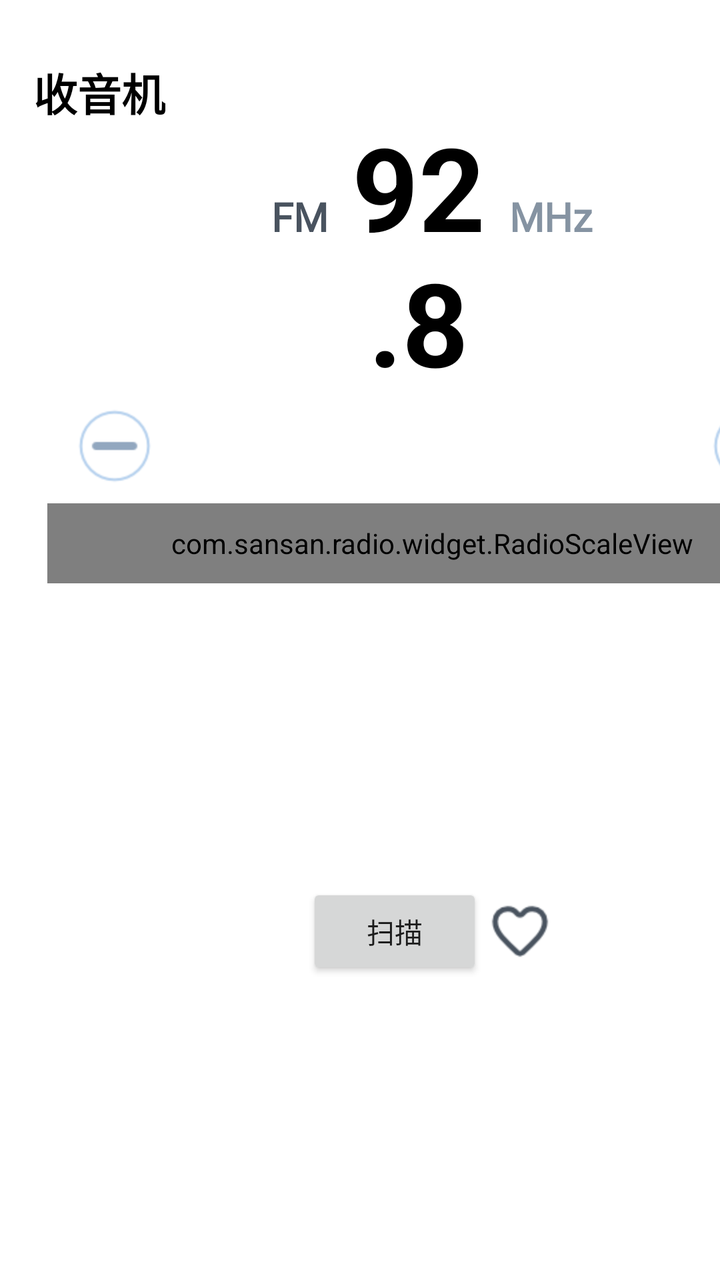
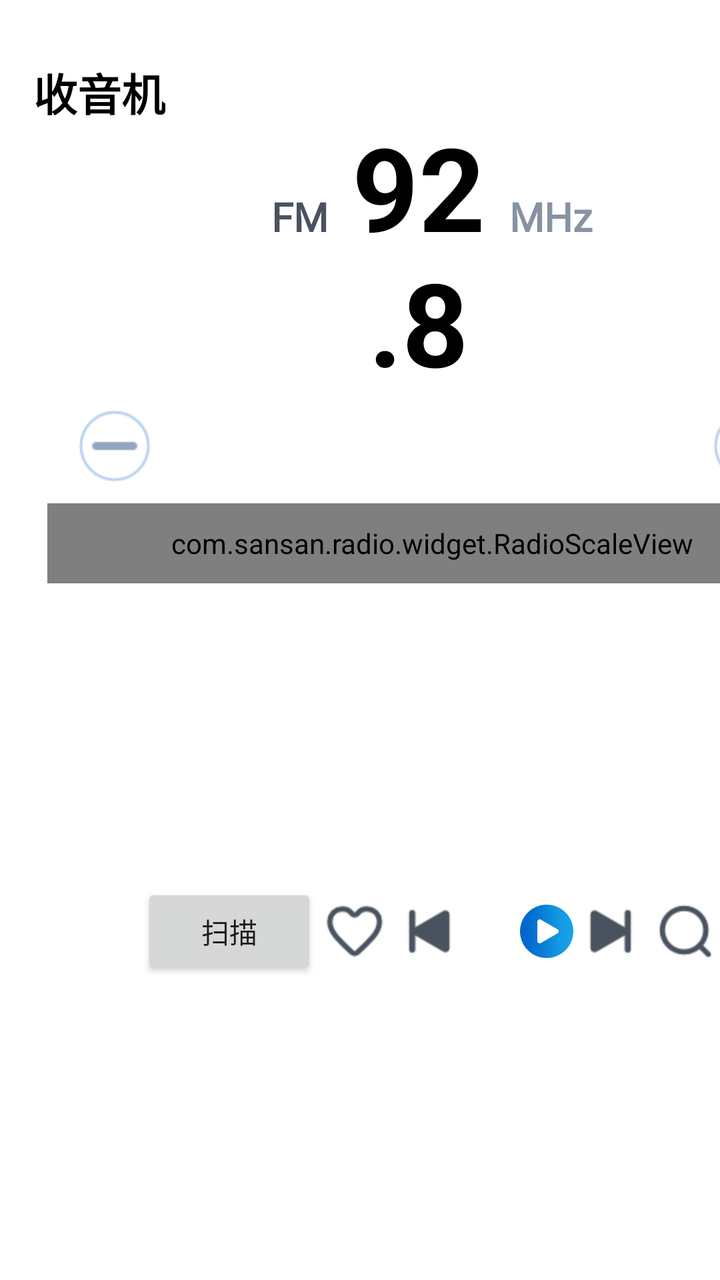

Before-and-after screenshots of an Android layout around one commit, followed by the original layout XML and the change that was made.
<!-- AndroidManifest.xml: application theme AppTheme -->
<!-- res/layout/activity_main.xml -->
<LinearLayout xmlns:android="http://schemas.android.com/apk/res/android"
    android:layout_width="match_parent"
    android:layout_height="match_parent"
    xmlns:app="http://schemas.android.com/apk/res-auto"
    android:orientation="horizontal">

    <LinearLayout
        android:layout_width="1296px"
        android:layout_height="match_parent"
        android:orientation="vertical" >

        <TextView
            android:layout_width="wrap_content"
            android:layout_height="wrap_content"
            android:layout_marginTop="90px"
            android:layout_marginStart="50px"
            android:textColor="@color/black"
            android:textSize="22sp"
            android:textStyle="bold"
            android:fontFamily="@font/alibabapuhuiti_3_65_medium"
            android:text="收音机" />

        <LinearLayout
            android:layout_width="wrap_content"
            android:layout_height="wrap_content"
            android:orientation="horizontal"
            android:layout_gravity="center_horizontal"
            android:gravity="bottom" >

            <TextView
                android:layout_width="wrap_content"
                android:layout_height="wrap_content"
                android:textColor="@color/color_49535F"
                android:textSize="20sp"
                android:textStyle="bold"
                android:includeFontPadding="false"
                android:lineSpacingExtra="0dp"
                android:fontFamily="@font/alibabapuhuiti_3_65_medium"
                android:text="FM" />

            <TextView
                android:id="@+id/tv_frequency"
                android:layout_width="240px"
                android:layout_height="wrap_content"
                android:layout_marginStart="16px"
                android:layout_marginEnd="16px"
                android:gravity="center"
                android:textColor="@color/black"
                android:textSize="58sp"
                android:textStyle="bold"
                android:includeFontPadding="false"
                android:lineSpacingExtra="0dp"
                android:text="92.8" />

            <TextView
                android:layout_width="wrap_content"
                android:layout_height="wrap_content"
                android:textColor="@color/color_8593A2"
                android:textSize="20sp"
                android:textStyle="bold"
                android:includeFontPadding="false"
                android:lineSpacingExtra="0dp"
                android:fontFamily="@font/alibabapuhuiti_3_65_medium"
                android:text="MHz" />

        </LinearLayout>
        
        <androidx.constraintlayout.widget.ConstraintLayout
            android:layout_width="1104px"
            android:layout_height="wrap_content"
            android:layout_gravity="center_horizontal" >

            <ImageView
                android:layout_width="wrap_content"
                android:layout_height="wrap_content"
                app:layout_constraintStart_toStartOf="parent"
                app:layout_constraintTop_toTopOf="parent"
                android:src="@drawable/selector_radio_btn_sub"/>

            <ImageView
                android:layout_width="wrap_content"
                android:layout_height="wrap_content"
                app:layout_constraintEnd_toEndOf="parent"
                app:layout_constraintTop_toTopOf="parent"
                android:src="@drawable/selector_radio_btn_add"/>


        </androidx.constraintlayout.widget.ConstraintLayout>

        <com.sansan.radio.widget.RadioScaleView
            android:id="@+id/view_radio_scale"
            android:layout_width="1154px"
            android:layout_height="120px"
            android:layout_gravity="center_horizontal"
            android:layout_marginTop="10px" />

        <LinearLayout
            android:layout_width="wrap_content"
            android:layout_height="match_parent"
            android:orientation="horizontal"
            android:layout_gravity="center_horizontal"
            android:gravity="center_vertical" >

            <Button
                android:id="@+id/bt"
                android:layout_width="wrap_content"
                android:layout_height="wrap_content"
                android:text="扫描"/>

            <ImageView
                android:layout_width="wrap_content"
                android:layout_height="wrap_content"
                android:src="@drawable/selector_radio_btn_fav"/>


        </LinearLayout>


    </LinearLayout>

    <LinearLayout
        android:layout_width="match_parent"
        android:layout_height="match_parent"
        android:orientation="vertical"
        android:background="@color/color_C5DBF2" >



    </LinearLayout>




</LinearLayout>
<!-- resources referenced by this layout -->
<resources>
  <color name="black">#FF000000</color>
  <color name="color_49535F">#49535F</color>
  <color name="color_8593A2">#8593A2</color>
  <color name="color_C5DBF2">#C5DBF2</color>
  <!-- drawable selector_radio_btn_add (drawable) -->
  <?xml version="1.0" encoding="utf-8"?>
  <selector xmlns:android="http://schemas.android.com/apk/res/android">
  
      <item android:drawable="@mipmap/img_radio_btn_add_d" android:state_pressed="true"/>
      <item android:drawable="@mipmap/img_radio_btn_add"/>
  
  </selector>
  <!-- drawable selector_radio_btn_fav (drawable) -->
  <?xml version="1.0" encoding="utf-8"?>
  <selector xmlns:android="http://schemas.android.com/apk/res/android">
  
      <item android:drawable="@mipmap/img_radio_btn_fav_ed" android:state_selected="true"/>
      <item android:drawable="@mipmap/img_radio_btn_fav"/>
  
  </selector>
  <!-- drawable selector_radio_btn_sub (drawable) -->
  <?xml version="1.0" encoding="utf-8"?>
  <selector xmlns:android="http://schemas.android.com/apk/res/android">
  
      <item android:drawable="@mipmap/img_radio_btn_sub_d" android:state_pressed="true"/>
      <item android:drawable="@mipmap/img_radio_btn_sub"/>
  
  </selector>
  <style name="AppTheme" parent="Theme.AppCompat.Light.NoActionBar">
  
          <item name="colorPrimary">@color/color_transparent</item>
          <item name="colorPrimaryDark">@color/color_transparent</item>
          <item name="colorAccent">@color/color_transparent</item>
          <item name="android:windowBackground">@color/white</item>
  
          <item name="android:windowTranslucentNavigation">false</item>
          <item name="android:windowTranslucentStatus">false</item>
          <item name="android:windowIsTranslucent">false</item>
  
          <item name="android:windowAnimationStyle">@style/Animation</item>
  
      </style>
  <color name="color_transparent">#00000000</color>
  <color name="white">#FFFFFFFF</color>
  <style name="Animation">
          <item name="android:activityOpenEnterAnimation">@null</item>
          <item name="android:activityOpenExitAnimation">@null</item>
          <item name="android:activityCloseEnterAnimation">@null</item>
          <item name="android:activityCloseExitAnimation">@null</item>
          <item name="android:taskOpenEnterAnimation">@null</item>
          <item name="android:taskOpenExitAnimation">@null</item>
          <item name="android:taskCloseEnterAnimation">@null</item>
          <item name="android:taskCloseExitAnimation">@null</item>
          <item name="android:taskToFrontEnterAnimation">@null</item>
          <item name="android:taskToFrontExitAnimation">@null</item>
          <item name="android:taskToBackEnterAnimation">@null</item>
          <item name="android:taskToBackExitAnimation">@null</item>
      </style>
</resources>

<!-- the commit's change to res/layout/activity_main.xml (unified diff, before → after) -->
@@ -112,6 +112,37 @@
                 android:layout_height="wrap_content"
                 android:src="@drawable/selector_radio_btn_fav"/>
 
+            <ImageView
+                android:layout_width="wrap_content"
+                android:layout_height="wrap_content"
+                android:src="@drawable/selector_radio_previous"/>
+
+            <RelativeLayout
+                android:id="@+id/re_play"
+                android:layout_width="80px"
+                android:layout_height="80px"
+                android:layout_marginLeft="80px"
+                android:background="@mipmap/img_radio_play_bg" >
+
+                <ImageView
+                    android:id="@+id/iv_play"
+                    android:layout_width="64px"
+                    android:layout_height="64px"
+                    android:layout_centerInParent="true"
+                    android:src="@mipmap/img_radio_pause" />
+
+            </RelativeLayout>
+
+            <ImageView
+                android:layout_width="wrap_content"
+                android:layout_height="wrap_content"
+                android:src="@drawable/selector_radio_next"/>
+
+            <ImageView
+                android:layout_width="wrap_content"
+                android:layout_height="wrap_content"
+                android:src="@drawable/selector_radio_btn_search"/>
+
 
         </LinearLayout>
 
<!-- resource entries referenced after the edit -->
@@ -20,6 +20,14 @@
       <item android:drawable="@mipmap/img_radio_btn_fav"/>
   
   </selector>
+  <!-- drawable selector_radio_btn_search (drawable) -->
+  <?xml version="1.0" encoding="utf-8"?>
+  <selector xmlns:android="http://schemas.android.com/apk/res/android">
+  
+      <item android:drawable="@mipmap/img_radio_btn_search_d" android:state_selected="true"/>
+      <item android:drawable="@mipmap/img_radio_btn_search"/>
+  
+  </selector>
   <!-- drawable selector_radio_btn_sub (drawable) -->
   <?xml version="1.0" encoding="utf-8"?>
   <selector xmlns:android="http://schemas.android.com/apk/res/android">
@@ -28,6 +36,24 @@
       <item android:drawable="@mipmap/img_radio_btn_sub"/>
   
   </selector>
+  <!-- drawable selector_radio_next (drawable) -->
+  <?xml version="1.0" encoding="utf-8"?>
+  <selector xmlns:android="http://schemas.android.com/apk/res/android">
+  
+      <item android:drawable="@mipmap/img_radio_next_d" android:state_pressed="true"/>
+      <item android:drawable="@mipmap/img_radio_next"/>
+  
+  </selector>
+  <!-- drawable selector_radio_previous (drawable) -->
+  <?xml version="1.0" encoding="utf-8"?>
+  <selector xmlns:android="http://schemas.android.com/apk/res/android">
+  
+      <item android:drawable="@mipmap/img_radio_previous_d" android:state_pressed="true"/>
+      <item android:drawable="@mipmap/img_radio_previous"/>
+  
+  </selector>
+  <!-- mipmap img_radio_pause: png bitmap (mipmap-hdpi, 3524 bytes) -->
+  <!-- mipmap img_radio_play_bg: png bitmap (mipmap-hdpi, 4712 bytes) -->
   <style name="AppTheme" parent="Theme.AppCompat.Light.NoActionBar">
   
           <item name="colorPrimary">@color/color_transparent</item>
